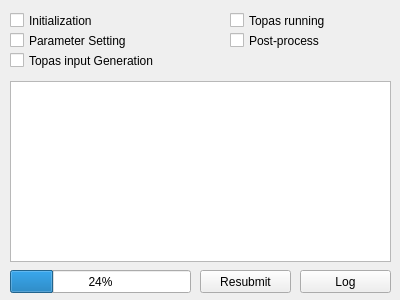
Above: ui/run.ui from Somhammer/ProtonTherapy before the change. Below: the same form after it.
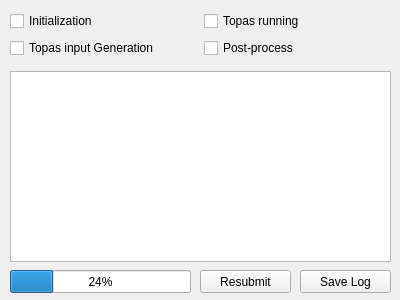
That is the form after the change. Icons and pictures are not drawn.

Diff of the .ui file:
```diff
--- a/ui/run.ui
+++ b/ui/run.ui
@@ -30,96 +30,16 @@
     <number>24</number>
    </property>
   </widget>
-  <widget class="QCheckBox" name="checkInit">
-   <property name="geometry">
-    <rect>
-     <x>10</x>
-     <y>10</y>
-     <width>111</width>
-     <height>21</height>
-    </rect>
-   </property>
-   <property name="text">
-    <string>Initialization</string>
-   </property>
-   <property name="checkable">
-    <bool>false</bool>
-   </property>
-  </widget>
   <widget class="QTextBrowser" name="textLog">
    <property name="geometry">
     <rect>
      <x>10</x>
-     <y>81</y>
+     <y>71</y>
      <width>381</width>
-     <height>181</height>
+     <height>191</height>
     </rect>
    </property>
   </widget>
-  <widget class="QCheckBox" name="checkPara">
-   <property name="geometry">
-    <rect>
-     <x>10</x>
-     <y>30</y>
-     <width>141</width>
-     <height>21</height>
-    </rect>
-   </property>
-   <property name="text">
-    <string>Parameter Setting</string>
-   </property>
-   <property name="checkable">
-    <bool>false</bool>
-   </property>
-  </widget>
-  <widget class="QCheckBox" name="checkInput">
-   <property name="geometry">
-    <rect>
-     <x>10</x>
-     <y>50</y>
-     <width>161</width>
-     <height>21</height>
-    </rect>
-   </property>
-   <property name="text">
-    <string>Topas input Generation</string>
-   </property>
-   <property name="checkable">
-    <bool>false</bool>
-   </property>
-  </widget>
-  <widget class="QCheckBox" name="checkTopasRun">
-   <property name="geometry">
-    <rect>
-     <x>230</x>
-     <y>10</y>
-     <width>161</width>
-     <height>21</height>
-    </rect>
-   </property>
-   <property name="text">
-    <string>Topas running</string>
-   </property>
-   <property name="checkable">
-    <bool>false</bool>
-   </property>
-  </widget>
-  <widget class="QCheckBox" name="checkPost">
-   <property name="geometry">
-    <rect>
-     <x>230</x>
-     <y>30</y>
-     <width>161</width>
-     <height>21</height>
-    </rect>
-   </property>
-   <property name="text">
-    <string>Post-process</string>
-   </property>
-   <property name="checkable">
-    <bool>false</bool>
-   </property>
-  </widget>
   <widget class="QPushButton" name="pushResubmit">
    <property name="geometry">
     <rect>
@@ -143,9 +63,61 @@
     </rect>
    </property>
    <property name="text">
-    <string>Log</string>
+    <string>Save Log</string>
    </property>
   </widget>
+  <widget class="QWidget" name="gridLayoutWidget">
+   <property name="geometry">
+    <rect>
+     <x>10</x>
+     <y>10</y>
+     <width>381</width>
+     <height>51</height>
+    </rect>
+   </property>
+   <layout class="QGridLayout" name="gridLayout">
+    <item row="0" column="1">
+     <widget class="QCheckBox" name="checkTopasRun">
+      <property name="text">
+       <string>Topas running</string>
+      </property>
+      <property name="checkable">
+       <bool>false</bool>
+      </property>
+     </widget>
+    </item>
+    <item row="0" column="0">
+     <widget class="QCheckBox" name="checkInit">
+      <property name="text">
+       <string>Initialization</string>
+      </property>
+      <property name="checkable">
+       <bool>false</bool>
+      </property>
+     </widget>
+    </item>
+    <item row="1" column="0">
+     <widget class="QCheckBox" name="checkInput">
+      <property name="text">
+       <string>Topas input Generation</string>
+      </property>
+      <property name="checkable">
+       <bool>false</bool>
+      </property>
+     </widget>
+    </item>
+    <item row="1" column="1">
+     <widget class="QCheckBox" name="checkPost">
+      <property name="text">
+       <string>Post-process</string>
+      </property>
+      <property name="checkable">
+       <bool>false</bool>
+      </property>
+     </widget>
+    </item>
+   </layout>
+  </widget>
  </widget>
  <resources/>
  <connections/>
```
Left out of the diff: 2 changed lines with no effect on the pictures.
